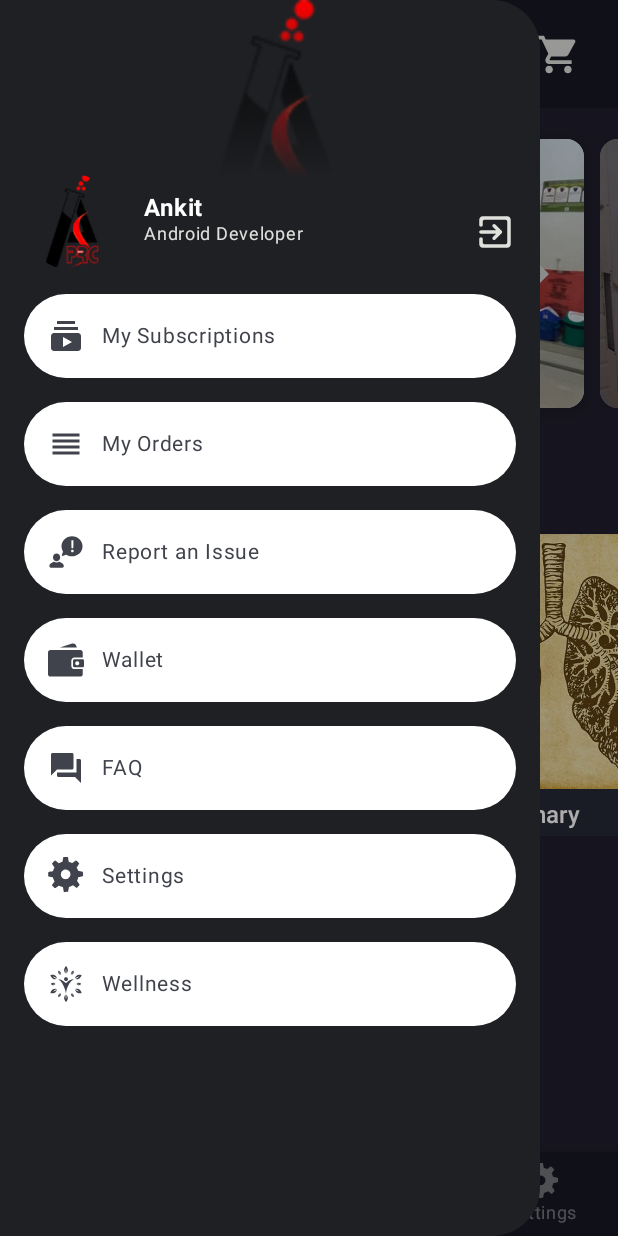
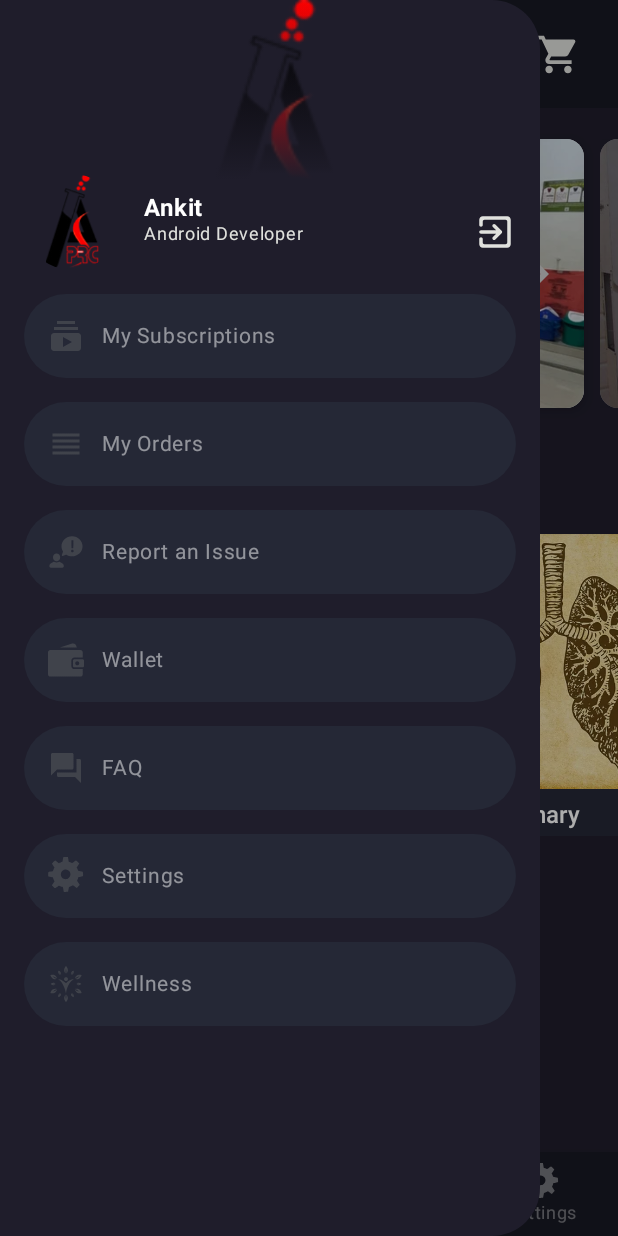
Before and after one commit to ankitkumar1302/PankajScanning, an Android app built with Jetpack Compose: the screen it shows after launch (MainActivity), after a tap on "Menu", on a phone screen of 412 x 824 dp. Run offline under Robolectric (Android 15) with nearby library versions, the phone set to English and light mode, and no system bars; 3 other taps on this screen came first.

Commit message:
added themes/color

```diff
--- a/app/src/main/java/com/example/pankajscanning/PankajScanningApp.kt
+++ b/app/src/main/java/com/example/pankajscanning/PankajScanningApp.kt
@@ -97,7 +97,7 @@ fun AppContent() {
                 {
                     BottomNavigationBar(items = bottomNav, navController = navController) {
                     }
-                }
+                },
             ) { innerPadding ->
                 NavHostApp(
                     modifier = Modifier.padding(innerPadding),
@@ -114,7 +114,6 @@ fun isVisible(
     isScrolling: Boolean
 ): Boolean {
     val fullScreens = listOf(Screen.Settings, Screen.Search)
-
     return if (fullScreens.any { currentRoute?.startsWith(it.route) == true }) {
         false
     } else {
--- a/app/src/main/java/com/example/pankajscanning/screens/Home.kt
+++ b/app/src/main/java/com/example/pankajscanning/screens/Home.kt
@@ -1,4 +1,5 @@
 package com.example.pankajscanning.screens
+
 
 import androidx.compose.foundation.ExperimentalFoundationApi
 import androidx.compose.foundation.Image
@@ -43,11 +44,13 @@ import androidx.compose.ui.unit.dp
 import androidx.compose.ui.unit.sp
 import com.example.pankajscanning.R
 import com.example.pankajscanning.models.sliderImages
+import com.example.pankajscanning.ui.theme.BlueAccent
+import com.example.pankajscanning.ui.theme.LightBlueAccent
 import com.example.pankajscanning.ui.theme.Typography
+import com.example.pankajscanning.ui.theme.background
 import com.example.pankajscanning.views.ServicesList
 import kotlinx.coroutines.delay
 import kotlinx.coroutines.launch
-import okio.blackholeSink
 import kotlin.math.absoluteValue
 
 @OptIn(ExperimentalFoundationApi::class)
@@ -68,9 +71,9 @@ fun HomeScreen() {
             pagerState.animateScrollToPage(nextPage)
         }
     }
-        Column(
+    Column(
         modifier = Modifier
-            .fillMaxSize().background(Color(0xFF201E2C)),
+            .fillMaxSize().background(background),
 //            .background(Color.White),
         horizontalAlignment = Alignment.CenterHorizontally
     ) {
@@ -164,7 +167,7 @@ fun HomeScreen() {
         ) {
             repeat(pagerState.pageCount) { iteration ->
                 val color =
-                    if (pagerState.currentPage == iteration) Color(0xFF12CDD9) else Color(0xFF195360)
+                    if (pagerState.currentPage == iteration) BlueAccent else LightBlueAccent
                 Box(
                     modifier = Modifier
                         .padding(2.dp)
--- a/app/src/main/java/com/example/pankajscanning/ui/theme/Color.kt
+++ b/app/src/main/java/com/example/pankajscanning/ui/theme/Color.kt
@@ -16,6 +16,7 @@ val Pink40 = Color(0xFF7D5260)
 val Dark = Color(0xFF1F1D2B)
 val Soft = Color(0xFF252836)
 val BlueAccent = Color(0xFF12CDD9)
+val LightBlueAccent = Color(0xFF195360)
 val Green = Color(0xFF22B07D)
 val Orange = Color(0xFFFF8700)
 val Red = Color(0xFFFB4141)
@@ -34,9 +35,9 @@ val DarkishGray = Color(0xFF1E2023)
 //    surface = Dark
 //)
 
-val background = Color(0xFF181923)
-val onBackground = Color(0xFF292D41)
-val secondaryBackground = Color(0xFF38405D)
+val background = Color(0xFF201E2C)
+val onBackground = Color(0xFF252836)
+val secondaryBackground = Color(0xFF181923)
 val onSecondaryBackground = Color(0xFF6F687A)
 val primaryTextColor = Color(0xFFE0E1DD)
 val secondaryTextColor = Color(0xFFA5A5A2)
--- a/app/src/main/java/com/example/pankajscanning/views/BottomNavigation.kt
+++ b/app/src/main/java/com/example/pankajscanning/views/BottomNavigation.kt
@@ -1,24 +1,21 @@
 package com.example.pankajscanning.views
 
-import androidx.compose.foundation.shape.RoundedCornerShape
 import androidx.compose.material.BottomNavigation
 import androidx.compose.material.BottomNavigationItem
 import androidx.compose.material.Icon
 import androidx.compose.material.Text
 import androidx.compose.runtime.Composable
-import androidx.compose.ui.Modifier
-import androidx.compose.ui.draw.clip
 import androidx.compose.ui.graphics.Color
 import androidx.compose.ui.res.painterResource
 import androidx.compose.ui.res.stringResource
 import androidx.compose.ui.tooling.preview.Preview
-import androidx.compose.ui.unit.dp
 import androidx.navigation.NavDestination.Companion.hierarchy
 import androidx.navigation.NavGraph.Companion.findStartDestination
 import androidx.navigation.NavHostController
 import androidx.navigation.compose.rememberNavController
-import androidx.navigation.navArgument
 import com.example.pankajscanning.Screen
+import com.example.pankajscanning.ui.theme.secondaryBackground
+
 
 @Composable
 fun BottomNavigationBar(
@@ -27,11 +24,12 @@ fun BottomNavigationBar(
     onItemClick: (Screen) -> Unit
 ) {
     BottomNavigation(
-        backgroundColor = Color(0xFF181923),
+        backgroundColor = secondaryBackground,
 //        contentColor = Color.White,
     ) {
         items.forEach { item ->
-            val isSelected = navController.currentDestination?.hierarchy?.any { it.route == item.route } == true
+            val isSelected =
+                navController.currentDestination?.hierarchy?.any { it.route == item.route } == true
             BottomNavigationItem(
                 icon = { Icon(painterResource(id = item.iconId), contentDescription = null) },
                 label = { Text(text = stringResource(id = item.resourceId)) },
@@ -132,7 +130,7 @@ private fun BottomNavItem(
     item: Screen,
     isSelected: Boolean,
     onClick: () -> Unit ={
-        //TODO
+
     }
 ) {
 
--- a/app/src/main/java/com/example/pankajscanning/views/DrawerLayout.kt
+++ b/app/src/main/java/com/example/pankajscanning/views/DrawerLayout.kt
@@ -40,7 +40,13 @@ import androidx.navigation.NavGraph.Companion.findStartDestination
 import androidx.navigation.NavHostController
 import com.example.pankajscanning.R
 import com.example.pankajscanning.Screen
+import com.example.pankajscanning.ui.theme.Dark
+import com.example.pankajscanning.ui.theme.Soft
 import com.example.pankajscanning.ui.theme.Typography
+import com.example.pankajscanning.ui.theme.White
+import com.example.pankajscanning.ui.theme.background
+import com.example.pankajscanning.ui.theme.onBackground
+import com.example.pankajscanning.ui.theme.secondaryBackground
 
 
 @OptIn(ExperimentalMaterial3Api::class)
@@ -57,7 +63,7 @@ fun DrawerLayout(
 ) {
     ModalDrawerSheet(
         drawerShape = RoundedCornerShape(topEnd = 32.dp, bottomEnd = 32.dp),
-        drawerContainerColor = Color(0xFF1E2023)
+        drawerContainerColor = Dark,
     ) {
         Column(
             Modifier
@@ -98,7 +104,7 @@ fun DrawerLayout(
                             .fillMaxSize()
                             .background(
                                 Brush.linearGradient(
-                                    listOf(Color.Transparent, Color(0xFF1E2023)),
+                                    listOf(Color.Transparent, Dark),
                                     start = Offset(0f, 0f),
                                     end = Offset(0f, pxValueTarget)
                                 ),
@@ -110,7 +116,8 @@ fun DrawerLayout(
                     modifier = Modifier
                         .padding(start = 16.dp)
                         .size(64.dp)
-                        .clip(CircleShape).align(Alignment.BottomStart),
+                        .clip(CircleShape)
+                        .align(Alignment.BottomStart),
                     painter = painterResource(id = R.drawable.logo),
                     contentDescription = null,
 //                    contentScale = ContentScale.Crop,
@@ -183,11 +190,14 @@ fun DrawerLayout(
                             launchSingleTop = true
                             restoreState = true
                         }
-                       onCloseDrawer()
+                        onCloseDrawer()
                     },
                     colors = NavigationDrawerItemDefaults.colors(
-                        selectedBadgeColor = Color(0xFFE80303),
-                        unselectedContainerColor = Color(0xFFFFFFFF)
+                        selectedBadgeColor = White,
+                        unselectedBadgeColor = White.copy(0.5f),
+                        selectedTextColor = White,
+                        unselectedTextColor = Color.White.copy(0.5f),
+                        unselectedContainerColor = onBackground,
                     )
                 )
             }
--- a/app/src/main/java/com/example/pankajscanning/views/HomeTopBar.kt
+++ b/app/src/main/java/com/example/pankajscanning/views/HomeTopBar.kt
@@ -30,6 +30,7 @@ import com.example.pankajscanning.ui.theme.Typography
 import com.example.pankajscanning.ui.theme.background
 import com.example.pankajscanning.ui.theme.onBackground
 import com.example.pankajscanning.ui.theme.primaryTextColor
+import com.example.pankajscanning.ui.theme.secondaryBackground
 import com.example.pankajscanning.ui.theme.secondaryTextColor
 
 @SuppressLint("UnusedMaterial3ScaffoldPaddingParameter")
@@ -42,7 +43,7 @@ fun HomeTopBar(
 ) {
     Row(
         modifier = Modifier
-            .background(background)
+            .background(secondaryBackground)
             .padding(8.dp)
             .fillMaxWidth()
             .height(56.dp),
--- a/app/src/main/java/com/example/pankajscanning/views/ServiceLayout.kt
+++ b/app/src/main/java/com/example/pankajscanning/views/ServiceLayout.kt
@@ -79,8 +79,6 @@ fun ServiceCard(title: String, image: Int) {
                  TODO -> Create onClick for each services and navigate to the respective screen.
                  TODO -> Create splash screen and Login/Register screen.
                  TODO ->  Create map screen where user can watch the location of the lab.
-                 TODO -> Create a screen where user can see the list of all the tests.
-                 TODO -> add color themes correct which can cordinate with the screen components.
                  */
 
             )
```
